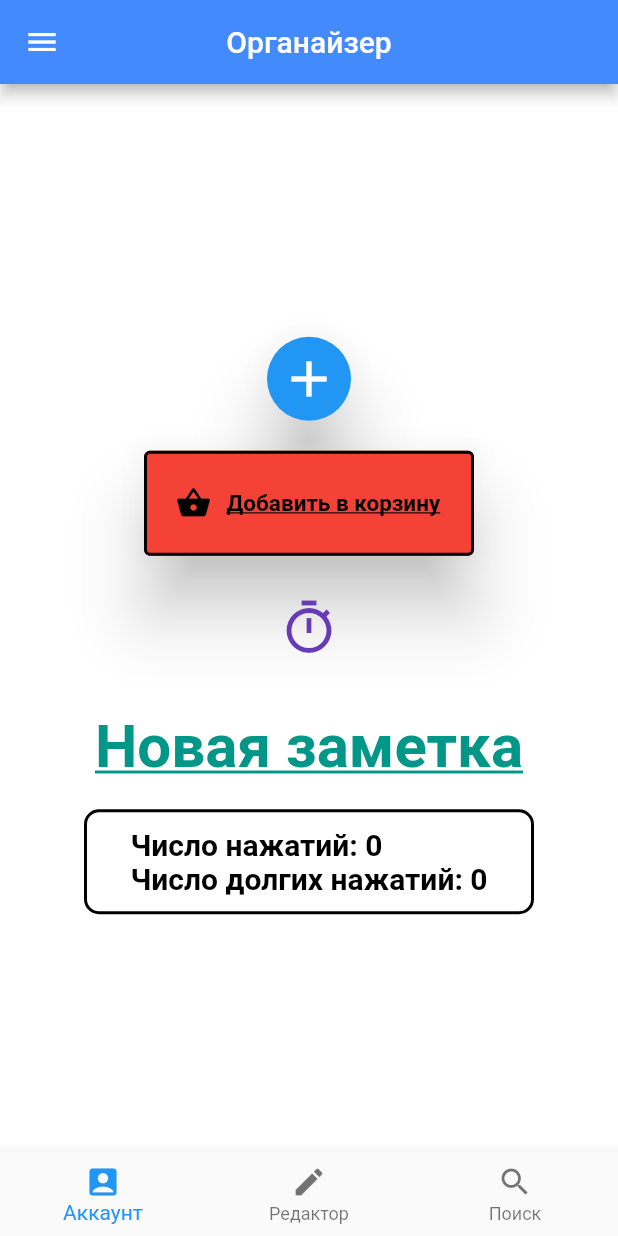
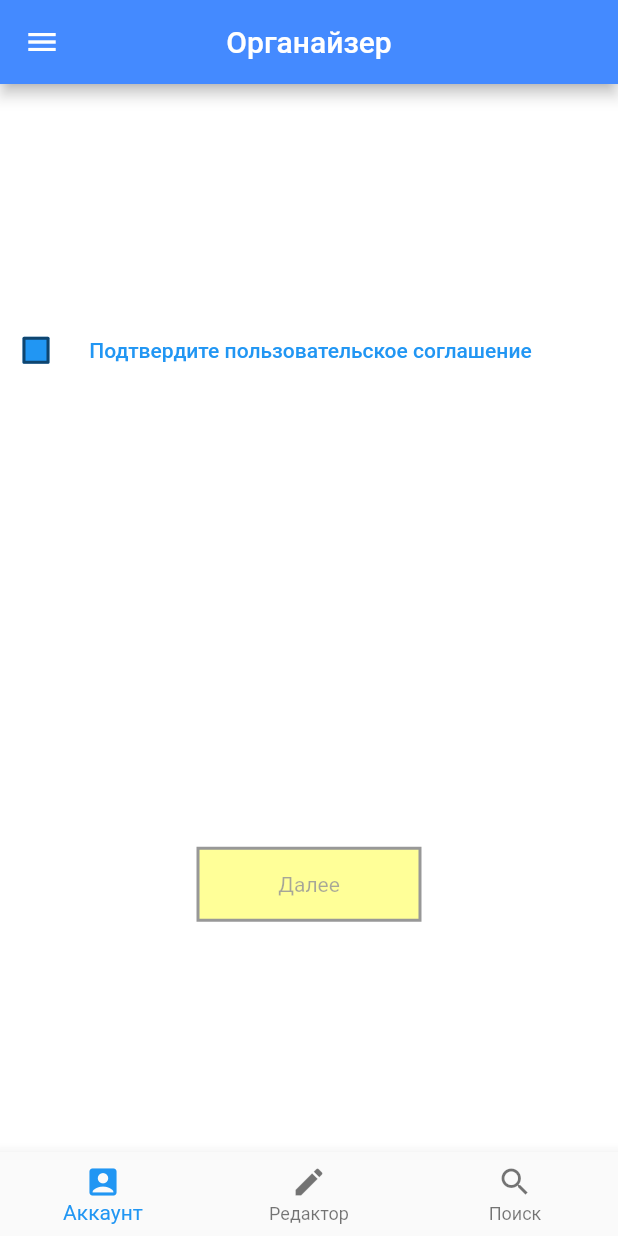
Before and after one commit to kirillnepomiluev/FlutterLessonsStemford, a Flutter app: the screen it shows after launch, on a phone screen of 412 x 824 dp. Run offline on Flutter 3.47's test engine with Material 2 defaults, Android fonts, the phone set to English and light mode, and no system bars.

Commit message:
Урок 29

```diff
--- a/lib/main.dart
+++ b/lib/main.dart
@@ -1,6 +1,20 @@
 import 'package:flutter/material.dart';
 
-void main() => runApp(Lessons());
+void main() => runApp(MyApp());
+
+
+class MyApp extends StatelessWidget {
+  @override
+  Widget build(BuildContext context) {
+    return MaterialApp(
+
+      title: "Уроки Flutter",
+      home: Lessons(),
+
+    );
+  }
+
+}
 
 class Lessons extends StatefulWidget {
   @override
@@ -8,14 +22,12 @@ class Lessons extends StatefulWidget {
 }
 
 class _LessonsState extends State<Lessons> {
-  int x = 0;
-  int y = 0;
+  bool? isChecked = false;
+
 
   @override
   Widget build(BuildContext context) {
-    return MaterialApp(
-      title: "Уроки Flutter",
-      home: Scaffold(
+    return  Scaffold(
         drawer: Drawer(
           child: Container(
             height: double.infinity,
@@ -23,9 +35,9 @@ class _LessonsState extends State<Lessons> {
             decoration: BoxDecoration(
               border: Border(
                   right: BorderSide(
-                color: Colors.blueAccent,
-                width: 2,
-              )),
+                    color: Colors.blueAccent,
+                    width: 2,
+                  )),
               gradient: LinearGradient(
                 begin: Alignment.topLeft,
                 end: Alignment.bottomRight,
@@ -200,198 +212,112 @@ class _LessonsState extends State<Lessons> {
             BottomNavigationBarItem(icon: Icon(Icons.search), label: "Поиск"),
           ],
         ),
+        // body: Center(
+        //
+        // ),
+
+        // Все кнопки и поля для галочек наследуются от класса InkWell(), с
+        // помощью которого можно создавать уникальные кнопки и поля с фильтрами.
+
         body: Center(
-          child: Column(
-            mainAxisAlignment: MainAxisAlignment.center,
-            mainAxisSize: MainAxisSize.max,
+          child: Column(mainAxisAlignment: MainAxisAlignment.spaceAround,
             children: [
-              Padding(
-                padding: EdgeInsets.all(10),
-                child: FloatingActionButton(
-                  /// С данной кнопкой мы уже имели
-                  /// дело, так как она входит в одно из полей виджета
-                  /// Scaffold(). Рассмотри подробнее её свойства.
+              Row(
+                children: [
+                  Checkbox( // При помощи этого виджета мы можем создать поля для
+                    // галочек. Рассмотрим пример:
 
-                  elevation: 20,
+                    checkColor: Colors.black,
+                    // Свойство, отвкечающее за цвет галочки
 
-                  /// Свойство, меняющее уровень подъема кнопки
-                  /// над плоскостью экрана.
+                    fillColor: MaterialStateProperty.all(Colors.blue),
+                    // Свойство, отвечающее
+                    // за цвет поля
 
-                  backgroundColor: Colors.blue,
+                    value: isChecked,
+                    // В данное поле мы помещаем переменную типы bool,
+                    // опираясь на которое будет перестраиваться экран.
 
-                  /// Свойство, отвечающее
-                  /// за цвет самой кнопки.
-
-                  foregroundColor: Colors.white,
-
-                  /// Свойство, отвечающее за
-                  /// цвет дочернего элемента кнопки.
-
-                  splashColor: Colors.blueAccent,
-
-                  /// Свойство, отвечающее за
-                  /// цвет всплеска кнопки при нажатии.
-
-                  onPressed: () {
+                    onChanged: (
+                        value) { // Метод, срабатывающий при нажатии на поле.
+                      setState(() {
+                        isChecked = value;
+                      });
+                    },
+                  ),
+                  TextButton(onPressed: () {
                     setState(() {
-                      /// Свойство, описывающее
-                      /// действие, совершаемое при нажатии кнопки.
-
-                      x = x + 1;
+                      isChecked = !(isChecked?? false);
                     });
                   },
+                  child: Text(" Подтвердите пользовательское соглашение"))
+                ],
+              ),
 
-                  child: Center(
-                    /// Свойство, содержащее дочерний элемент
-                    /// кнопки.
+              Opacity(
 
-                    child: Icon(
-                      Icons.add,
-                      size: 40,
+                opacity: isChecked ?? false ? 1.0 : 0.4,
+                child: InkWell(
+
+                  onTap: !(isChecked ?? false) ? null : () {
+                    showDialog(
+                      context: context, builder: (BuildContext context) {
+                      return Dialog(
+                        child: Container(
+                          width: 300,
+                          height: 300,
+                          child: Center(child: Text(
+                              "нажатие onTap"
+                          ),),
+                        ),
+                      );
+                    },
+                    );
+                  },
+                  onLongPress: !(isChecked?? false) ? null: (){
+                    showDialog(context: context, builder: (BuildContext context) {
+                      return Dialog(
+                        child: Container( width: 300, height: 200,
+                          child: Center(child: Text(
+                              "нажатие onLongPress"
+                          ),),
+                        ),
+                      );
+                    },);
+
+                  },
+                  onDoubleTap: !(isChecked ?? false) ? null : () {
+                    showDialog(
+                      context: context, builder: (BuildContext context) {
+                      return Dialog(
+                        child: Container(
+                                width: 200, height: 200,
+                          child: Center(child: Text(
+                              "нажатие onDoubleTap"
+                          ),),
+                        ),
+                      );
+                    },);
+                  },
+                  child: Container(
+                    alignment: Alignment.center,
+                    width: 150,
+                    height: 50,
+                    decoration: BoxDecoration(
+                      color: Colors.yellowAccent[200],
+                      border: Border.all(
+                        width: 2,
+                        color: Colors.black,
+                      ),
+
                     ),
+                    child: Text("Далее"),
                   ),
                 ),
               ),
-              Padding(
-                padding: EdgeInsets.all(10),
-                child: SizedBox(
-                  width: 220,
-                  height: 70,
-                  child: ElevatedButton(
-                    /// Следующий тип кнопки - это
-                    /// ElevatedButton(). Рассмотрим его подробнее:
-
-                    onPressed: () {
-                      setState(() {
-                        /// В данном типе кнопок
-                        /// метод onPressed реагирует только на коротковременные
-                        /// нажатия.
-
-                        x = x + 1;
-                      });
-                    },
-
-                    onLongPress: () {
-                      setState(() {
-                        /// У данного типа кнопок
-                        /// присутствует еще один тип нажатия - долгое нажатие.
-                        /// Зададим функцию и на этот тип нажатия:
-
-                        y = y + 1;
-                      });
-                    },
-
-                    style: ButtonStyle(
-                      /// Свойство, отвечающее за стиль текста.
-
-                      side: MaterialStateProperty.all(
-                          BorderSide(width: 2, color: Colors.black)),
-
-                      /// Свойство, отвечающее за рамку кнопки. Важно: большая
-                      /// часть уже знакомых раннее виджетов помещается.
-
-                      elevation: MaterialStateProperty.all(20),
-                      backgroundColor: MaterialStateProperty.all(Colors.red),
-                      foregroundColor: MaterialStateProperty.all(Colors.black),
-                      overlayColor: MaterialStateProperty.all(Colors.redAccent),
-
-                      /// Свойство, отвечающее за цвет всплеска кнопки при
-                      /// нажатии.
-
-                      textStyle: MaterialStateProperty.all(TextStyle(
-                        fontWeight: FontWeight.bold,
-                        decoration: TextDecoration.underline,
-                        fontSize: 15,
-                      )),
-                    ),
-                    child: Row(
-                      children: [
-                        Padding(
-                          padding: EdgeInsets.all(5),
-                          child: Icon(Icons.shopping_basket),
-                        ),
-                        Padding(
-                          padding: EdgeInsets.all(5),
-                          child: Text("Добавить в корзину"),
-                        ),
-                      ],
-                    ),
-                  ),
-                ),
-              ),
-              Padding(
-                padding: EdgeInsets.all(10),
-                child: IconButton(
-
-                    /// Третий тип кнопок - IconButton().
-
-                    iconSize: 40,
-
-                    /// Свойство, отвечающее за размер иконки.
-
-                    color: Colors.deepPurple,
-                    splashRadius: 30,
-                    // Свойство, отвечающее за радиус всплеска,
-                    // появляющегося при нажатии на кнопку.
-
-                    splashColor: Colors.purpleAccent,
-                    onPressed: () {
-                      setState(() {
-                        x = x + 1;
-                      });
-                    },
-                    icon: Icon(
-                        Icons.timer_outlined) // Свойство, содержащее в себе
-                    // иконку
-                    ),
-              ),
-              Padding(
-                padding: EdgeInsets.all(10),
-                child: TextButton(
-                  // Последний тип кнопок - TextButton()
-                  onPressed: () {
-                    setState(() {
-                      x = x + 1;
-                    });
-                  },
-                  onLongPress: () {
-                    setState(() {
-                      y = y + 1;
-                    });
-                  },
-                  child: Text("Новая заметка"), // Свойство, содержащее в себе
-                  // текст кнопки
-                  style: ButtonStyle(
-                    foregroundColor: MaterialStateProperty.all(Colors.teal),
-                    textStyle: MaterialStateProperty.all(TextStyle(
-                      fontSize: 40,
-                      fontWeight: FontWeight.bold,
-                      decoration: TextDecoration.underline,
-                    )),
-                  ),
-                ),
-              ),
-              Container(
-                width: 300,
-                height: 70,
-                decoration: BoxDecoration(
-                  color: Colors.white70,
-                  border: Border.all(width: 2, color: Colors.black),
-                  borderRadius: BorderRadius.circular(10),
-                ),
-                child: Center(
-                    child: Text(
-                  "Число нажатий: $x\nЧисло долгих нажатий: $y",
-                  style: TextStyle(
-                      color: Colors.black,
-                      fontWeight: FontWeight.bold,
-                      fontSize: 20),
-                )),
-              )
             ],
           ),
         ),
-      ),
-    );
+      );
   }
 }
```
